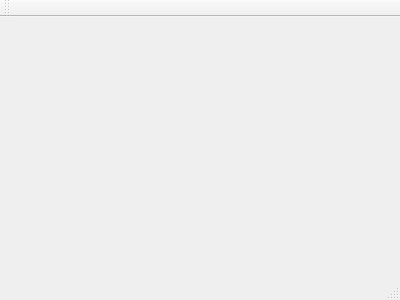
This is mainwindow.ui in asvitenkov/MRZLab1 as Qt 5 draws it before an edit. The edited form follows.
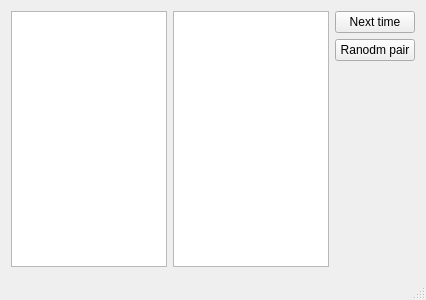
This is the edited form.

What changed in the file:
```diff
--- a/mainwindow.ui
+++ b/mainwindow.ui
@@ -6,7 +6,7 @@
    <rect>
     <x>0</x>
     <y>0</y>
-    <width>400</width>
+    <width>426</width>
     <height>300</height>
    </rect>
   </property>
@@ -16,7 +16,52 @@
   <widget class="QWidget" name="centralWidget">
    <layout class="QGridLayout" name="gridLayout">
     <item row="0" column="0">
-     <layout class="QVBoxLayout" name="verticalLayout"/>
+     <layout class="QHBoxLayout" name="horizontalLayout">
+      <item>
+       <widget class="QListWidget" name="lstInputNumbers"/>
+      </item>
+      <item>
+       <layout class="QVBoxLayout" name="deviceLayout">
+        <property name="spacing">
+         <number>0</number>
+        </property>
+       </layout>
+      </item>
+      <item>
+       <widget class="QListWidget" name="lstOutputNumbers"/>
+      </item>
+      <item>
+       <layout class="QVBoxLayout" name="verticalLayout">
+        <item>
+         <widget class="QPushButton" name="btnNextTime">
+          <property name="text">
+           <string>Next time</string>
+          </property>
+         </widget>
+        </item>
+        <item>
+         <widget class="QPushButton" name="btnRandomPair">
+          <property name="text">
+           <string>Ranodm pair</string>
+          </property>
+         </widget>
+        </item>
+        <item>
+         <spacer name="verticalSpacer">
+          <property name="orientation">
+           <enum>Qt::Vertical</enum>
+          </property>
+          <property name="sizeHint" stdset="0">
+           <size>
+            <width>20</width>
+            <height>40</height>
+           </size>
+          </property>
+         </spacer>
+        </item>
+       </layout>
+      </item>
+     </layout>
     </item>
    </layout>
   </widget>
@@ -30,14 +75,6 @@
     </rect>
    </property>
   </widget>
-  <widget class="QToolBar" name="mainToolBar">
-   <attribute name="toolBarArea">
-    <enum>TopToolBarArea</enum>
-   </attribute>
-   <attribute name="toolBarBreak">
-    <bool>false</bool>
-   </attribute>
-  </widget>
   <widget class="QStatusBar" name="statusBar"/>
  </widget>
  <layoutdefault spacing="6" margin="11"/>
```
Left out of the diff: 2 changed lines with no effect on the pictures.
